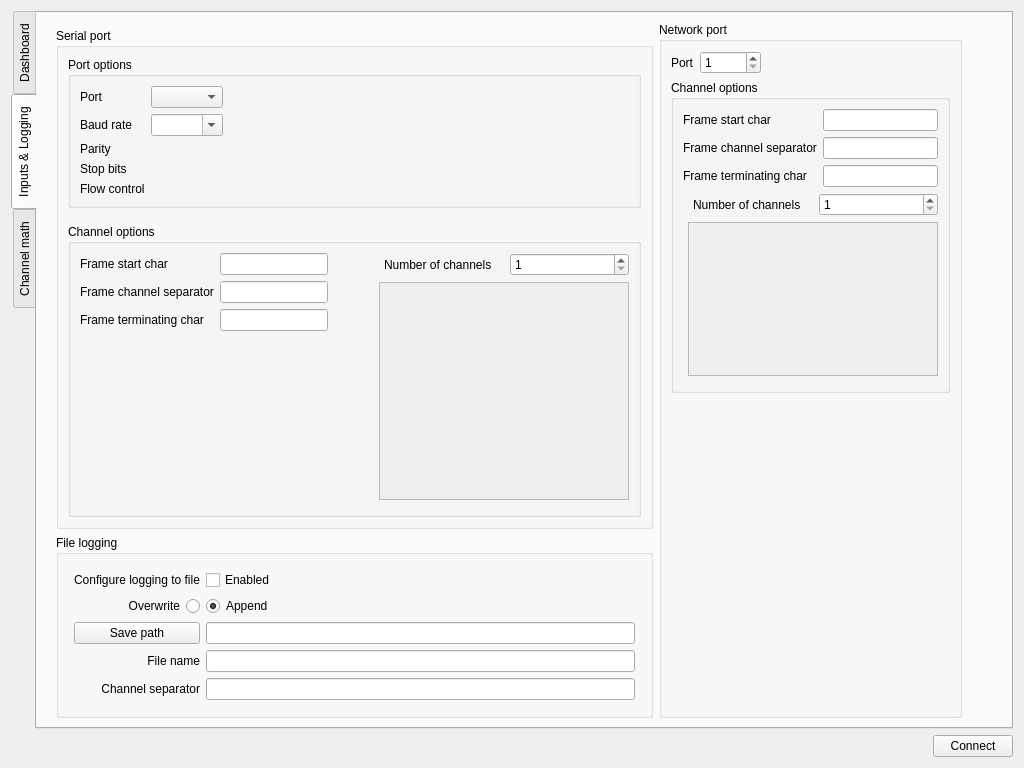
Qt form mainwindow.ui (vedranMv/dataDashboard) before a commit.
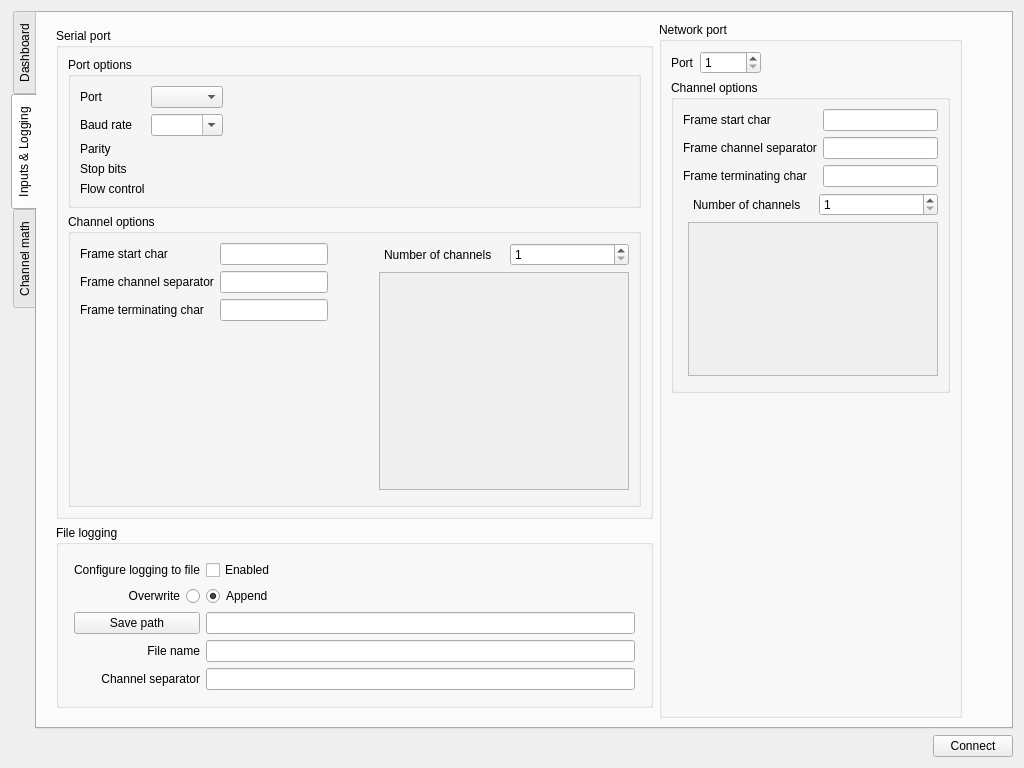
The same form after that commit.

The edit to the form file:
```diff
--- a/mainwindow.ui
+++ b/mainwindow.ui
@@ -177,22 +177,6 @@
               </layout>
              </widget>
             </item>
-            <item>
-             <spacer name="verticalSpacer">
-              <property name="orientation">
-               <enum>Qt::Vertical</enum>
-              </property>
-              <property name="sizeType">
-               <enum>QSizePolicy::Fixed</enum>
-              </property>
-              <property name="sizeHint" stdset="0">
-               <size>
-                <width>20</width>
-                <height>10</height>
-               </size>
-              </property>
-             </spacer>
-            </item>
             <item>
              <widget class="QGroupBox" name="channelOpt">
               <property name="title">
@@ -445,6 +429,22 @@
            </layout>
           </widget>
          </item>
+         <item>
+          <spacer name="verticalSpacer">
+           <property name="orientation">
+            <enum>Qt::Vertical</enum>
+           </property>
+           <property name="sizeType">
+            <enum>QSizePolicy::Fixed</enum>
+           </property>
+           <property name="sizeHint" stdset="0">
+            <size>
+             <width>20</width>
+             <height>10</height>
+            </size>
+           </property>
+          </spacer>
+         </item>
         </layout>
        </item>
        <item>
```
